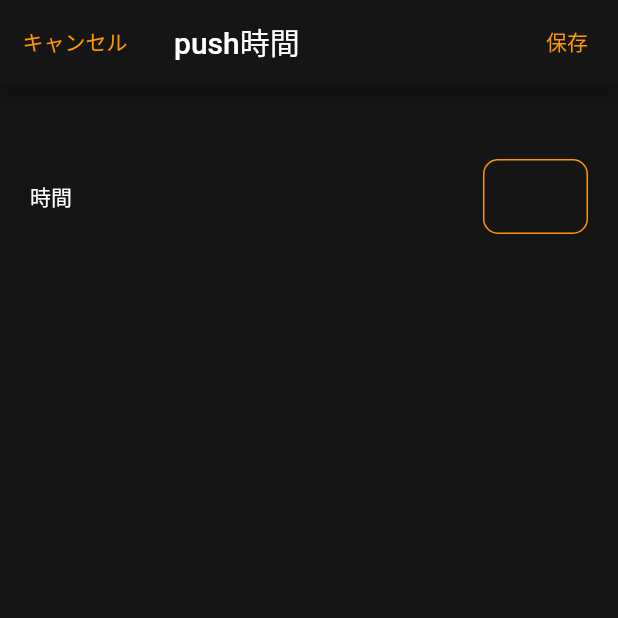
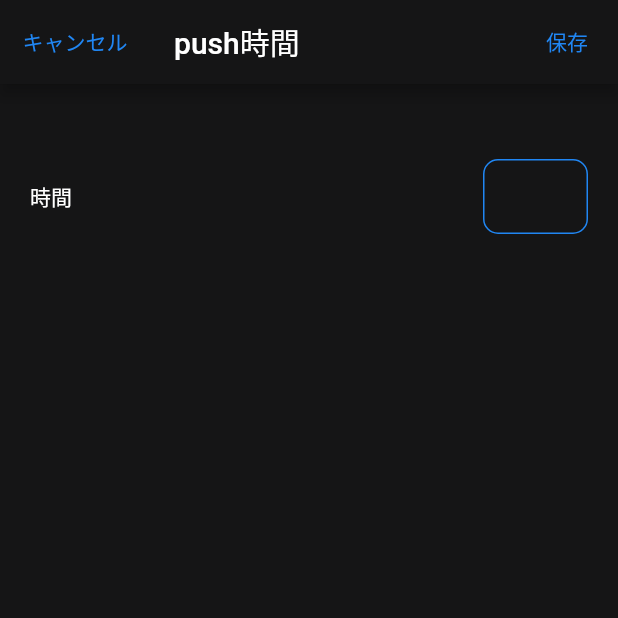
Before and after one commit to hashimo000/famous_quote_app, a Flutter app: the MyHomePage screen opened directly, after a tap on the "add" icon, on a phone screen of 412 x 824 dp, the top half of it. Run offline on Flutter 3.47's test engine with Material 2 defaults, Android fonts, the phone set to English and light mode, and no system bars; our stand-ins replace flutter_local_notifications, flutter_riverpod, flutter_slidable, sqflite; accounts and stored records are empty.

Commit message:
color change

```diff
--- a/lib/pages/add_edit_alarm_page.dart
+++ b/lib/pages/add_edit_alarm_page.dart
@@ -44,7 +44,7 @@ class _AddEditAlarmPageState extends State<AddEditAlarmPage> {
         leading: GestureDetector(
           child: Container(
           alignment: Alignment.center,
-          child: const Text("キャンセル",style: TextStyle(color: Colors.orange),),
+          child: const Text("キャンセル",style: TextStyle(color: Color.fromARGB(255, 32, 134, 243)),),
         ),
         onTap:(){
           Navigator.pop(context);
@@ -55,7 +55,7 @@ class _AddEditAlarmPageState extends State<AddEditAlarmPage> {
           child:Container(
             padding: const EdgeInsets.only(right: 20),
             alignment: Alignment.center,
-            child: const Text("保存",style: TextStyle(color:Colors.orange),),
+            child: const Text("保存",style: TextStyle(color:Color.fromARGB(255, 32, 134, 243)),),
           ),
           onTap: ()async{
             Alarm alarm =Alarm(alarmTime: DateTime(2023,10,1,selectedTime.hour,selectedTime.minute));
@@ -92,7 +92,7 @@ class _AddEditAlarmPageState extends State<AddEditAlarmPage> {
             Container(
               width: 70,
               decoration: BoxDecoration(
-                border: Border.all(color: Colors.orange),
+                border: Border.all(color: Color.fromARGB(255, 32, 134, 243)),
                 borderRadius: BorderRadius.circular(10),
 
               ),
--- a/lib/pages/home_page.dart
+++ b/lib/pages/home_page.dart
@@ -65,12 +65,12 @@ class _MyHomePageState extends State<MyHomePage> {
   @override
   Widget build(BuildContext context) {
     return Scaffold(
-      backgroundColor: Color.fromARGB(121, 41, 41, 56),
+      backgroundColor: Colors.black,
       body: Center(
         child: CustomScrollView(
           slivers: [
             CupertinoSliverNavigationBar(
-              backgroundColor: Color.fromARGB(110, 21, 21, 22),
+              backgroundColor: Colors.black,
               largeTitle:
                   const Text("通知時間", style: TextStyle(color: Colors.white)),
               trailing: GestureDetector(
```
